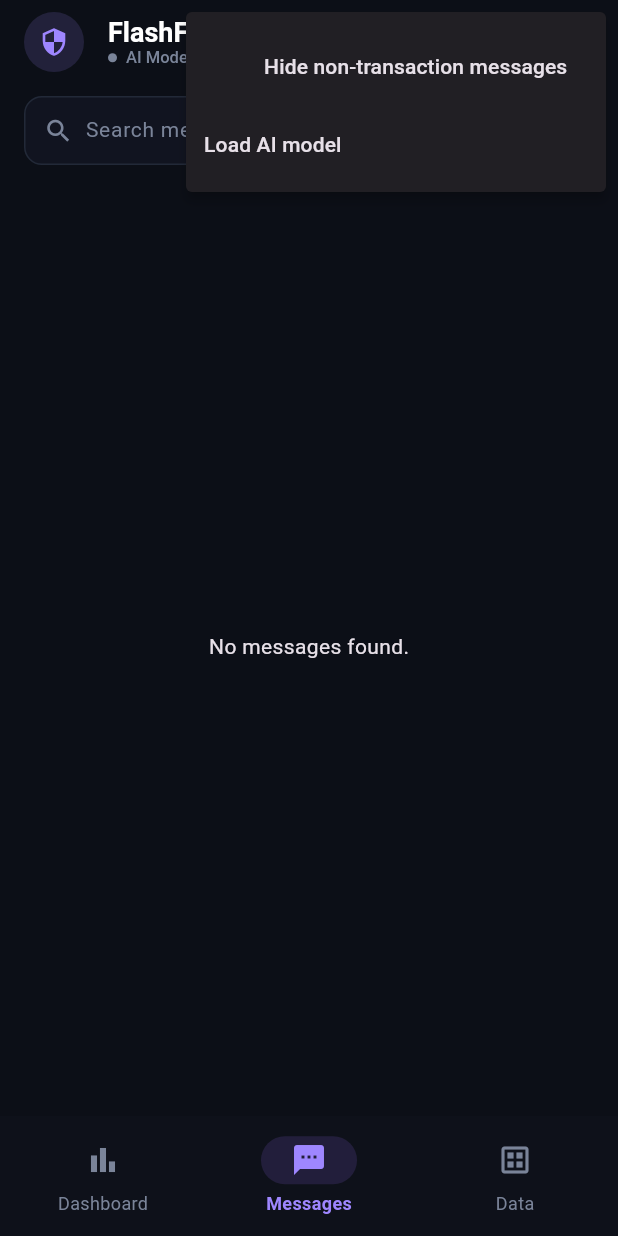
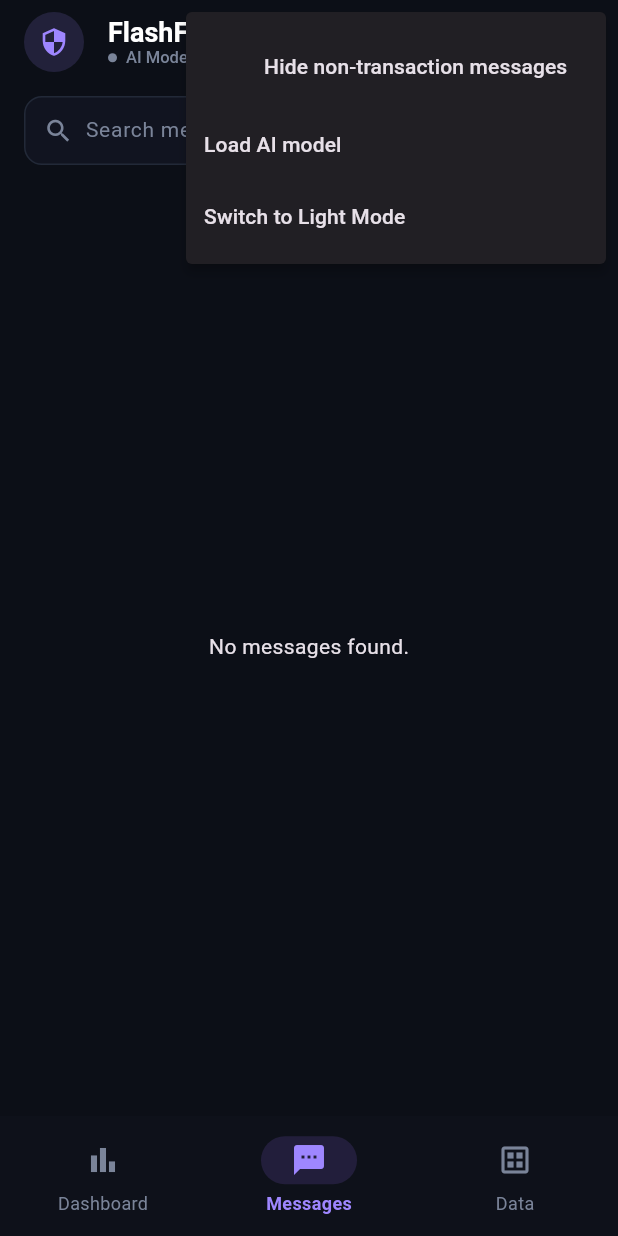
Before and after one commit to 4-alok/flashflow-sentinel, a Flutter app: the screen it shows after launch, item 2 of the bottom bar chosen, after a tap on the "more vert" icon, on a phone screen of 412 x 824 dp. Run offline on Flutter 3.47's test engine with Material 3 defaults, Android fonts, the phone set to English and light mode, and no system bars; our stand-ins replace fl_chart, get, hive_ce, hive_ce_flutter, permission_handler, share_plus and 1 more; missing offline and left inert: flutter_sms_inbox, llama_flutter_android; accounts and stored records are empty.

Commit message:
feat: implement light theme support, add theme toggling via popup menus, and update UI components to use dynamic theme colors

```diff
--- a/lib/app/core/theme.dart
+++ b/lib/app/core/theme.dart
@@ -72,6 +72,65 @@ class AppTheme {
     subTextGrey: Color(0xFF8E9AA8),
   );
 
+  static const lightAppColors = AppColors(
+    cardBackground: Colors.white,
+    borderColor: Color(0xFFE2E8F0),
+    accentPurple: Color(0xFF6F44F9),
+    spentRed: Color(0xFFDC2626),
+    receivedGreen: Color(0xFF16A34A),
+    textGrey: Color(0xFF64748B),
+    subTextGrey: Color(0xFF334155),
+  );
+
+  static ThemeData get lightTheme {
+    return ThemeData(
+      brightness: Brightness.light,
+      scaffoldBackgroundColor: const Color(0xFFF8F9FD),
+      colorScheme: ColorScheme.fromSeed(
+        seedColor: const Color(0xFF6F44F9),
+        brightness: Brightness.light,
+        surface: Colors.white,
+      ),
+      useMaterial3: true,
+      extensions: const [
+        lightAppColors,
+      ],
+      navigationBarTheme: NavigationBarThemeData(
+        backgroundColor: Colors.white,
+        indicatorColor: const Color(0xFFF1EDFF),
+        iconTheme: WidgetStateProperty.resolveWith((states) {
+          if (states.contains(WidgetState.selected)) {
+            return const IconThemeData(color: Color(0xFF6F44F9));
+          }
+          return const IconThemeData(color: Color(0xFF64748B));
+        }),
+        labelTextStyle: WidgetStateProperty.resolveWith((states) {
+          if (states.contains(WidgetState.selected)) {
+            return const TextStyle(
+              color: Color(0xFF6F44F9),
+              fontWeight: FontWeight.bold,
+              fontSize: 12,
+            );
+          }
+          return const TextStyle(
+            color: Color(0xFF64748B),
+            fontSize: 12,
+          );
+        }),
+      ),
+      appBarTheme: const AppBarTheme(
+        backgroundColor: Colors.transparent,
+        elevation: 0,
+        iconTheme: IconThemeData(color: Color(0xFF1E293B)),
+        titleTextStyle: TextStyle(
+          color: Color(0xFF1E293B),
+          fontSize: 20,
+          fontWeight: FontWeight.bold,
+        ),
+      ),
+    );
+  }
+
   static ThemeData get darkTheme {
     return ThemeData(
       brightness: Brightness.dark,
--- a/lib/app/modules/dashboard/views/dashboard_view.dart
+++ b/lib/app/modules/dashboard/views/dashboard_view.dart
@@ -5,6 +5,7 @@ import 'package:get/get.dart';
 import 'package:intl/intl.dart';
 import '../../../core/theme.dart';
 import '../../../data/services/analytics_service.dart';
+import '../../root/controllers/root_controller.dart';
 import '../controllers/chart_zoom_controller.dart';
 import '../controllers/dashboard_controller.dart';
 
@@ -81,15 +82,14 @@ class DashboardView extends GetView<DashboardController> {
       appBar: AppBar(
         backgroundColor: Colors.transparent,
         elevation: 0,
-        leading: IconButton(
-          icon: const Icon(Icons.menu, color: Colors.white),
-          onPressed: () {},
+        leading: const IconButton(
+          icon: Icon(Icons.menu),
+          onPressed: null,
         ),
         title: const Text(
           'Dashboard',
           style: TextStyle(
             fontWeight: FontWeight.bold,
-            color: Colors.white,
             fontSize: 20,
           ),
         ),
@@ -97,6 +97,24 @@ class DashboardView extends GetView<DashboardController> {
           IconButton(
             icon: Icon(Icons.security, color: context.appColors.accentPurple),
             onPressed: () {},
+          ),
+          PopupMenuButton<String>(
+            icon: const Icon(Icons.more_vert),
+            onSelected: (action) {
+              if (action == 'toggle_theme') {
+                Get.find<RootController>().toggleTheme();
+              }
+            },
+            itemBuilder: (context) => [
+              PopupMenuItem(
+                value: 'toggle_theme',
+                child: Obx(() => Text(
+                  Get.find<RootController>().isDarkMode.value
+                      ? 'Switch to Light Mode'
+                      : 'Switch to Dark Mode',
+                )),
+              ),
+            ],
           ),
           const SizedBox(width: 8),
         ],
@@ -135,19 +153,19 @@ class DashboardView extends GetView<DashboardController> {
                 mainAxisAlignment: MainAxisAlignment.spaceBetween,
                 children: [
                   IconButton(
-                    icon: const Icon(Icons.chevron_left, color: Colors.white70),
+                    icon: Icon(Icons.chevron_left, color: context.appColors.textGrey),
                     onPressed: controller.goBack,
                   ),
                   Row(
                     mainAxisSize: MainAxisSize.min,
                     children: [
-                      const Icon(Icons.calendar_month_outlined,
-                          color: Colors.white70, size: 16),
+                      Icon(Icons.calendar_month_outlined,
+                          color: context.appColors.textGrey, size: 16),
                       const SizedBox(width: 8),
                       Text(
                         controller.rangeLabel,
-                        style: const TextStyle(
-                          color: Colors.white,
+                        style: TextStyle(
+                          color: Theme.of(context).colorScheme.onSurface,
                           fontWeight: FontWeight.w600,
                           fontSize: 14,
                         ),
@@ -155,7 +173,7 @@ class DashboardView extends GetView<DashboardController> {
                     ],
                   ),
                   IconButton(
-                    icon: const Icon(Icons.chevron_right, color: Colors.white70),
+                    icon: Icon(Icons.chevron_right, color: context.appColors.textGrey),
                     onPressed: controller.canGoForward ? controller.goForward : null,
                   ),
                 ],
@@ -205,12 +223,12 @@ class DashboardView extends GetView<DashboardController> {
                   Row(
                     mainAxisAlignment: MainAxisAlignment.spaceBetween,
                     children: [
-                      const Text(
+                      Text(
                         'Spending',
                         style: TextStyle(
                             fontWeight: FontWeight.bold,
                             fontSize: 16,
-                            color: Colors.white),
+                            color: Theme.of(context).colorScheme.onSurface),
                       ),
                       Row(
                         mainAxisSize: MainAxisSize.min,
@@ -268,12 +286,12 @@ class DashboardView extends GetView<DashboardController> {
                     Row(
                       mainAxisAlignment: MainAxisAlignment.spaceBetween,
                       children: [
-                        const Text(
+                        Text(
                           'Top Vendors',
                           style: TextStyle(
                               fontWeight: FontWeight.bold,
                               fontSize: 16,
-                              color: Colors.white),
+                              color: Theme.of(context).colorScheme.onSurface),
                         ),
                         GestureDetector(
                           onTap: () {},
@@ -328,8 +346,8 @@ class DashboardView extends GetView<DashboardController> {
                               const SizedBox(width: 12),
                               Text(
                                 currency.format(e.value),
-                                style: const TextStyle(
-                                  color: Colors.white,
+                                style: TextStyle(
+                                  color: Theme.of(context).colorScheme.onSurface,
                                   fontWeight: FontWeight.bold,
                                   fontSize: 15,
                                 ),
@@ -359,13 +377,13 @@ class DashboardView extends GetView<DashboardController> {
                                 title: Text(
                                   DateFormat('d MMM, HH:mm')
                                       .format(t.effectiveDate),
-                                  style: const TextStyle(
-                                      color: Colors.white70, fontSize: 12),
+                                  style: TextStyle(
+                                      color: context.appColors.textGrey, fontSize: 12),
                                 ),
                                 trailing: Text(
                                   currency.format(t.effectiveAmount),
-                                  style: const TextStyle(
-                                      color: Colors.white70, fontSize: 12),
+                                  style: TextStyle(
+                                      color: context.appColors.textGrey, fontSize: 12),
                                 ),
                               ),
                           ],
--- a/lib/app/modules/data/views/data_view.dart
+++ b/lib/app/modules/data/views/data_view.dart
@@ -1,6 +1,7 @@
 import 'package:flutter/material.dart';
 import 'package:get/get.dart';
 import '../../../core/theme.dart';
+import '../../root/controllers/root_controller.dart';
 import '../controllers/data_controller.dart';
 
 /// Stats about processing + corrections, and the JSONL export entry point.
@@ -13,15 +14,14 @@ class DataView extends GetView<DataController> {
       appBar: AppBar(
         backgroundColor: Colors.transparent,
         elevation: 0,
-        leading: IconButton(
-          icon: const Icon(Icons.menu, color: Colors.white),
-          onPressed: () {},
+        leading: const IconButton(
+          icon: Icon(Icons.menu),
+          onPressed: null,
         ),
         title: const Text(
           'Data',
           style: TextStyle(
             fontWeight: FontWeight.bold,
-            color: Colors.white,
             fontSize: 20,
           ),
         ),
@@ -29,6 +29,24 @@ class DataView extends GetView<DataController> {
           IconButton(
             icon: Icon(Icons.security, color: context.appColors.accentPurple),
             onPressed: () {},
+          ),
+          PopupMenuButton<String>(
+            icon: const Icon(Icons.more_vert),
+            onSelected: (action) {
+              if (action == 'toggle_theme') {
+                Get.find<RootController>().toggleTheme();
+              }
+            },
+            itemBuilder: (context) => [
+              PopupMenuItem(
+                value: 'toggle_theme',
+                child: Obx(() => Text(
+                  Get.find<RootController>().isDarkMode.value
+                      ? 'Switch to Light Mode'
+                      : 'Switch to Dark Mode',
+                )),
+              ),
+            ],
           ),
           const SizedBox(width: 8),
         ],
@@ -40,7 +58,7 @@ class DataView extends GetView<DataController> {
         return ListView(
           padding: const EdgeInsets.symmetric(horizontal: 16, vertical: 8),
           children: [
-            _section('Extraction'),
+            _section(context, 'Extraction'),
             Container(
               decoration: BoxDecoration(
                 color: context.appColors.cardBackground,
@@ -80,7 +98,7 @@ class DataView extends GetView<DataController> {
               onPressed: controller.rerunPendingExtractions,
             ),
             const SizedBox(height: 24),
-            _section('Your corrections'),
+            _section(context, 'Your corrections'),
             Container(
               decoration: BoxDecoration(
                 color: context.appColors.cardBackground,
@@ -135,11 +153,14 @@ class DataView extends GetView<DataController> {
     );
   }
 
-  Widget _section(String title) => Padding(
+  Widget _section(BuildContext context, String title) => Padding(
         padding: const EdgeInsets.only(top: 8, bottom: 8),
         child: Text(
           title,
-          style: const TextStyle(fontWeight: FontWeight.bold, fontSize: 16, color: Colors.white),
+          style: TextStyle(
+              fontWeight: FontWeight.bold,
+              fontSize: 16,
+              color: Theme.of(context).colorScheme.onSurface),
         ),
       );
 
@@ -152,15 +173,15 @@ class DataView extends GetView<DataController> {
             Expanded(
               child: Text(
                 label,
-                style: const TextStyle(color: Colors.white70, fontSize: 14),
+                style: TextStyle(color: context.appColors.textGrey, fontSize: 14),
               ),
             ),
             Text(
               '$count',
-              style: const TextStyle(
+              style: TextStyle(
                 fontWeight: FontWeight.bold,
                 fontSize: 15,
-                color: Colors.white,
+                color: Theme.of(context).colorScheme.onSurface,
               ),
             ),
           ],
--- a/lib/app/modules/home/views/home_view.dart
+++ b/lib/app/modules/home/views/home_view.dart
@@ -4,6 +4,7 @@ import 'package:get/get.dart';
 import 'package:intl/intl.dart';
 import '../../../core/theme.dart';
 import '../../../data/models/processed_message.dart';
+import '../../root/controllers/root_controller.dart';
 import '../controllers/home_controller.dart';
 
 class HomeView extends GetView<HomeController> {
@@ -27,10 +28,12 @@ class HomeView extends GetView<HomeController> {
         title: Column(
           crossAxisAlignment: CrossAxisAlignment.start,
           children: [
-            const Text(
+            Text(
               'FlashFlow Sentinel',
               style: TextStyle(
-                  fontWeight: FontWeight.bold, color: Colors.white, fontSize: 18),
+                  fontWeight: FontWeight.bold,
+                  color: Theme.of(context).appBarTheme.titleTextStyle?.color,
+                  fontSize: 18),
             ),
             Obx(() {
               final loaded = controller.isModelLoaded.value;
@@ -87,8 +90,13 @@ class HomeView extends GetView<HomeController> {
                   switch (action) {
                     case 'toggle_hide':
                       controller.toggleHideNonTransactions();
+                      break;
                     case 'toggle_model':
                       controller.toggleModelLoad();
+                      break;
+                    case 'toggle_theme':
+                      Get.find<RootController>().toggleTheme();
+                      break;
                   }
                 },
                 itemBuilder: (context) => [
@@ -102,6 +110,12 @@ class HomeView extends GetView<HomeController> {
                     child: Text(controller.isModelLoaded.value
                         ? 'Unload AI model (free RAM)'
                         : 'Load AI model'),
+                  ),
+                  PopupMenuItem(
+                    value: 'toggle_theme',
+                    child: Obx(() => Text(Get.find<RootController>().isDarkMode.value
+                        ? 'Switch to Light Mode'
+                        : 'Switch to Dark Mode')),
                   ),
                 ],
               )),
@@ -138,7 +152,7 @@ class HomeView extends GetView<HomeController> {
                               isDense: true,
                               contentPadding: const EdgeInsets.symmetric(vertical: 10),
                             ),
-                            style: const TextStyle(color: Colors.white, fontSize: 14),
+                             style: TextStyle(color: Theme.of(context).colorScheme.onSurface, fontSize: 14),
                           ),
                         ),
                       ],
@@ -162,9 +176,9 @@ class HomeView extends GetView<HomeController> {
                           controller.hideNonTransactions.value
                               ? Icons.filter_alt
                               : Icons.filter_alt_outlined,
-                          color: controller.hideNonTransactions.value
-                              ? context.appColors.accentPurple
-                              : Colors.white70,
+                           color: controller.hideNonTransactions.value
+                               ? context.appColors.accentPurple
+                               : context.appColors.textGrey,
                           size: 20,
                         )),
                   ),
@@ -352,9 +366,9 @@ class _MessageTile extends StatelessWidget {
                                   child: Text(
                                     record.address,
                                     overflow: TextOverflow.ellipsis,
-                                    style: const TextStyle(
+                                    style: TextStyle(
                                       fontWeight: FontWeight.bold,
-                                      color: Colors.white,
+                                      color: Theme.of(context).colorScheme.onSurface,
                                       fontSize: 15,
                                     ),
                                   ),
--- a/lib/app/modules/root/controllers/root_controller.dart
+++ b/lib/app/modules/root/controllers/root_controller.dart
@@ -1,5 +1,24 @@
+import 'package:flutter/material.dart';
 import 'package:get/get.dart';
+import 'package:hive_ce_flutter/hive_flutter.dart';
 
 class RootController extends GetxController {
   final tabIndex = 0.obs;
+  final isDarkMode = true.obs;
+
+  @override
+  void onInit() {
+    super.onInit();
+    final box = Hive.box('app_meta');
+    final savedMode = box.get('theme_mode', defaultValue: 'dark');
+    isDarkMode.value = savedMode == 'dark';
+    Get.changeThemeMode(isDarkMode.value ? ThemeMode.dark : ThemeMode.light);
+  }
+
+  void toggleTheme() {
+    isDarkMode.value = !isDarkMode.value;
+    final box = Hive.box('app_meta');
+    box.put('theme_mode', isDarkMode.value ? 'dark' : 'light');
+    Get.changeThemeMode(isDarkMode.value ? ThemeMode.dark : ThemeMode.light);
+  }
 }
--- a/lib/main.dart
+++ b/lib/main.dart
@@ -48,10 +48,15 @@ class FlashFlowApp extends StatelessWidget {
 
   @override
   Widget build(BuildContext context) {
+    final box = Hive.box('app_meta');
+    final isDark = box.get('theme_mode', defaultValue: 'dark') == 'dark';
+
     return GetMaterialApp(
       title: 'FlashFlow Sentinel',
       debugShowCheckedModeBanner: false,
-      theme: AppTheme.darkTheme,
+      theme: AppTheme.lightTheme,
+      darkTheme: AppTheme.darkTheme,
+      themeMode: isDark ? ThemeMode.dark : ThemeMode.light,
       initialBinding: BindingsBuilder(() {
         Get.put(RootController());
         Get.put(HomeController());
```
Also changed, not shown: images/image1.png, images/image2.png.
